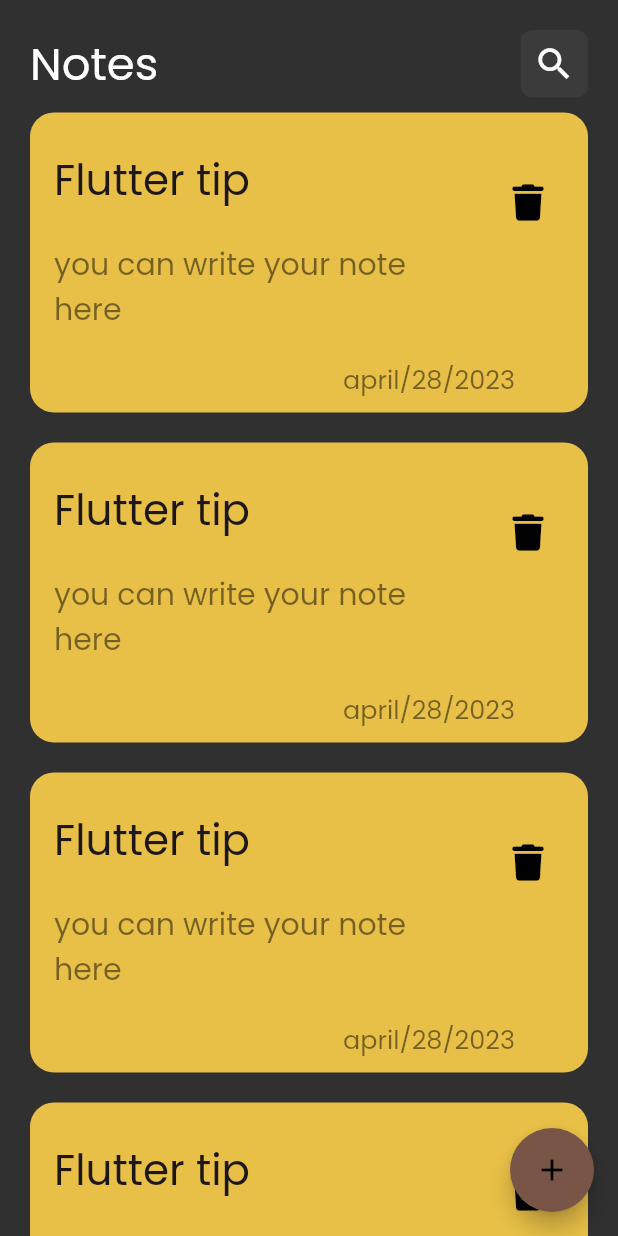
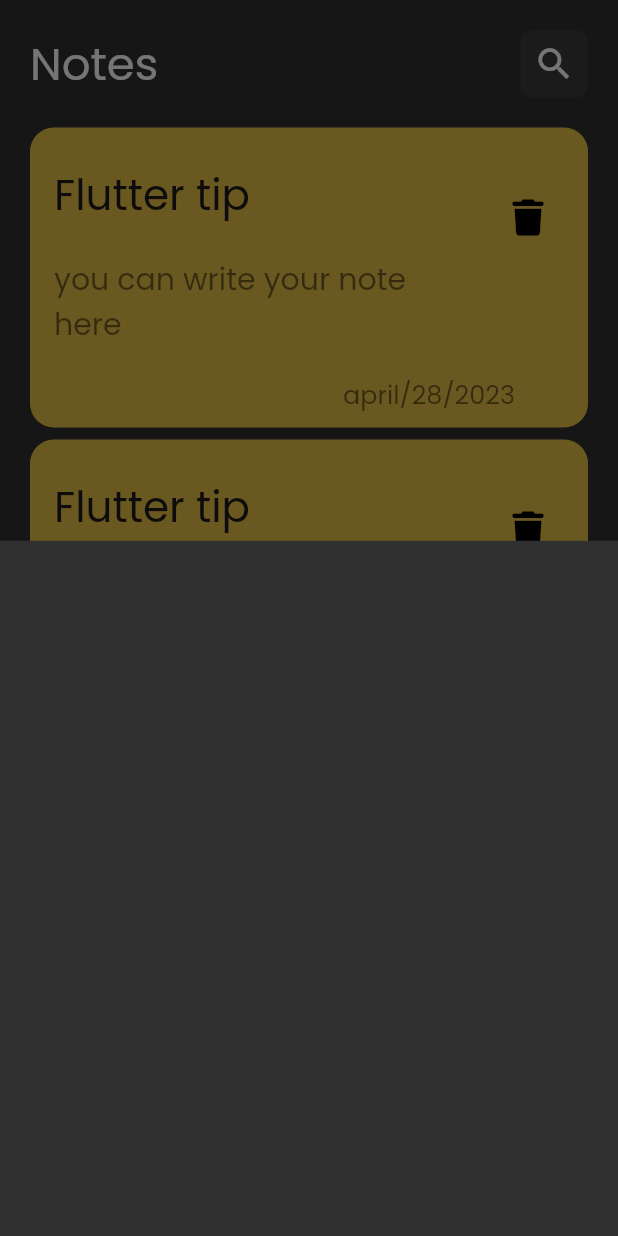
Before and after one commit to haneen1998rafea/note_app, a Flutter app: the screen it shows after launch, after a tap on the "add" icon, on a phone screen of 412 x 824 dp. Run offline on Flutter 3.47's test engine with Material 2 defaults, Android fonts, the phone set to English and light mode, and no system bars; our stand-ins replace font_awesome_flutter.

Commit message:
create modei button sheet

```diff
--- a/lib/views/note_view.dart
+++ b/lib/views/note_view.dart
@@ -1,4 +1,5 @@
 import 'package:flutter/material.dart';
+import 'package:noteapp/widgets/add_model_buttom_sheet.dart';
 
 import '../widgets/note_view_body.dart';
 
@@ -8,8 +9,14 @@ class NoteView extends StatelessWidget {
   Widget build(BuildContext context) {
     return Scaffold(
       floatingActionButton: FloatingActionButton(
-          backgroundColor: Colors.brown,
-          onPressed: () => null,
+          onPressed: () {
+            showModalBottomSheet(
+              context: context,
+              builder: (context) {
+                return const AddModelBSheetCuston();
+              },
+            );
+          },
           child: const Icon(Icons.add)),
       body: const NoteViewBody(),
     );
--- /dev/null
+++ b/lib/widgets/add_model_buttom_sheet.dart
@@ -0,0 +1,9 @@
+import 'package:flutter/material.dart';
+
+class AddModelBSheetCuston extends StatelessWidget {
+  const AddModelBSheetCuston({super.key});
+  @override
+  Widget build(BuildContext context) {
+    return Container();
+  }
+}
--- a/lib/widgets/list_view_body_note.dart
+++ b/lib/widgets/list_view_body_note.dart
@@ -6,11 +6,16 @@ class ListViewNoteItem extends StatelessWidget {
   const ListViewNoteItem({Key? key}) : super(key: key);
   @override
   Widget build(BuildContext context) {
-    return ListView.builder(itemBuilder: (context, index) {
-      return const Padding(
-        padding: EdgeInsets.only(top: 10, bottom: 10),
-        child: TipeFlutterNote(),
-      );
-    });
+    return Padding(
+      padding: const EdgeInsets.symmetric(vertical: 16),
+      child: ListView.builder(
+          padding: EdgeInsets.zero,
+          itemBuilder: (context, index) {
+            return const Padding(
+              padding: EdgeInsets.symmetric(vertical: 4),
+              child: TipeFlutterNote(),
+            );
+          }),
+    );
   }
 }
```
